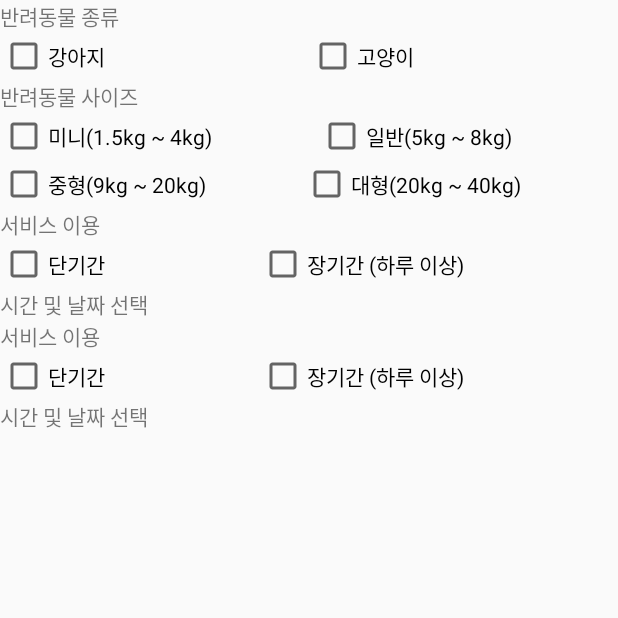
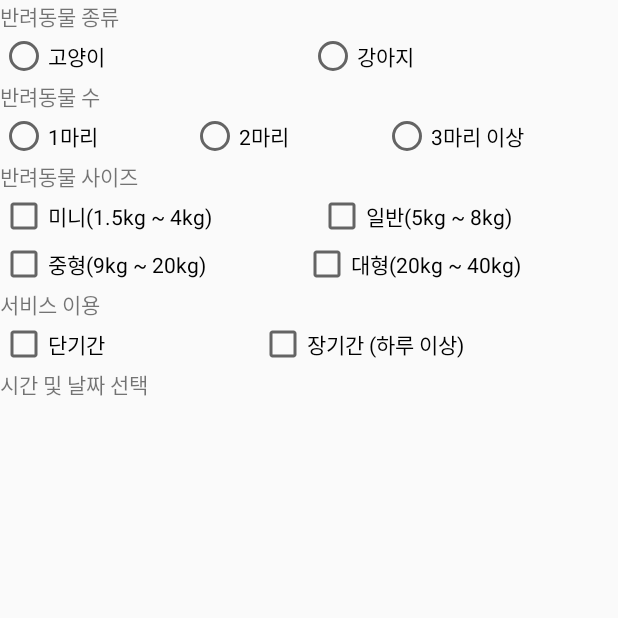
Before and after one commit to YuJeong03/IoT_Android_Project, an Android app: the fragment1_1 screen opened directly, with no data from a screen before it, on a phone screen of 412 x 824 dp, the top half of it. Run offline under Robolectric (Android 15) with nearby library versions, the phone set to English and light mode, and no system bars; 5 statements that could not run were skipped.

Commit message:
2020/05/17 commit!!

```diff
--- a/app/src/main/java/com/example/iot_android_project/fragment1_1.java
+++ b/app/src/main/java/com/example/iot_android_project/fragment1_1.java
@@ -3,6 +3,9 @@ package com.example.iot_android_project;
 import androidx.appcompat.app.AppCompatActivity;
 
 import android.os.Bundle;
+import android.view.View;
+import android.widget.CheckBox;
+import android.widget.LinearLayout;
 
 public class fragment1_1 extends AppCompatActivity {
 
@@ -10,5 +13,27 @@ public class fragment1_1 extends AppCompatActivity {
     protected void onCreate(Bundle savedInstanceState) {
         super.onCreate(savedInstanceState);
         setContentView(R.layout.activity_fragment1_1);
+
+        CheckBox ch1 = (CheckBox)findViewById(R.id.checkBox1);
+        CheckBox ch2 = (CheckBox)findViewById(R.id.checkBox2);
+        CheckBox dog_ch1 = (CheckBox)findViewById(R.id.dogbox_1_2);
+        CheckBox dog_ch2 = (CheckBox)findViewById(R.id.dogbox_1_2);
+        CheckBox dog_ch3 = (CheckBox)findViewById(R.id.dogbox_3);
+        CheckBox dog_ch4 = (CheckBox)findViewById(R.id.dogbox_4);
+        CheckBox dog_ch5 = (CheckBox)findViewById(R.id.dogbox_5);
+        CheckBox dog_ch6 = (CheckBox)findViewById(R.id.dogbox_6);
+        CheckBox cat_ch1 = (CheckBox)findViewById(R.id.catbox_1);
+        CheckBox cat_ch2 = (CheckBox)findViewById(R.id.catbox_2);
+
+        LinearLayout dog = (LinearLayout)findViewById(R.id.dog);
+        LinearLayout cat = (LinearLayout)findViewById(R.id.cat);
+
+        if(ch1.setChecked(true)){
+            cat.setVisibility(View.GONE);
+        }
+        else if(ch2.isChecked()==true){
+            cat.setVisibility(View.VISIBLE);
+            dog.setVisibility(View.GONE);
+        }
     }
 }
--- a/app/src/main/res/layout/activity_fragment1_1.xml
+++ b/app/src/main/res/layout/activity_fragment1_1.xml
@@ -19,19 +19,27 @@
             android:layout_height="wrap_content"
             android:orientation="horizontal">
 
-            <CheckBox
-                android:id="@+id/checkBox1"
-                android:layout_width="wrap_content"
-                android:layout_height="wrap_content"
+            <RadioGroup
+                android:layout_width="match_parent"
+                android:layout_height="match_parent"
                 android:layout_weight="1"
-                android:text="강아지" />
+                android:orientation="horizontal">
 
-            <CheckBox
-                android:id="@+id/checkBox2"
-                android:layout_width="wrap_content"
-                android:layout_height="wrap_content"
-                android:layout_weight="1"
-                android:text="고양이" />
+                <RadioButton
+                    android:id="@+id/checkBox2"
+                    android:layout_width="wrap_content"
+                    android:layout_height="wrap_content"
+                    android:layout_weight="1"
+                    android:text="고양이" />
+
+                <RadioButton
+                    android:id="@+id/checkBox1"
+                    android:layout_width="wrap_content"
+                    android:layout_height="wrap_content"
+                    android:layout_weight="1"
+                    android:text="강아지" />
+            </RadioGroup>
+
         </LinearLayout>
     </LinearLayout>
 
@@ -39,7 +47,56 @@
         android:id="@+id/dog"
         android:layout_width="match_parent"
         android:layout_height="wrap_content"
-        android:orientation="vertical">
+        android:orientation="vertical"
+        android:visibility="visible">
+
+        <LinearLayout
+            android:layout_width="match_parent"
+            android:layout_height="match_parent"
+            android:orientation="vertical">
+
+            <TextView
+                android:layout_width="match_parent"
+                android:layout_height="wrap_content"
+                android:text="반려동물 수" />
+
+            <LinearLayout
+                android:layout_width="match_parent"
+                android:layout_height="wrap_content"
+                android:orientation="horizontal">
+
+                <RadioGroup
+                    android:layout_width="match_parent"
+                    android:layout_height="match_parent"
+                    android:layout_weight="1"
+                    android:orientation="horizontal">
+
+                    <RadioButton
+                        android:id="@+id/dogbox_1_1"
+                        android:layout_width="wrap_content"
+                        android:layout_height="wrap_content"
+                        android:layout_weight="1"
+                        android:text="1마리" />
+
+                    <RadioButton
+                        android:id="@+id/dogbox_1_2"
+                        android:layout_width="wrap_content"
+                        android:layout_height="wrap_content"
+                        android:layout_weight="1"
+                        android:text="2마리" />
+
+                    <RadioButton
+                        android:id="@+id/dogbox_1_3"
+                        android:layout_width="wrap_content"
+                        android:layout_height="wrap_content"
+                        android:layout_weight="1"
+                        android:text="3마리 이상" />
+
+                </RadioGroup>
+
+            </LinearLayout>
+
+        </LinearLayout>
 
         <LinearLayout
             android:layout_width="match_parent"
@@ -57,14 +114,14 @@
                 android:orientation="horizontal">
 
                 <CheckBox
-                    android:id="@+id/dogbox_1"
+                    android:id="@+id/dogbox_3"
                     android:layout_width="wrap_content"
                     android:layout_height="wrap_content"
                     android:layout_weight="1"
                     android:text="미니(1.5kg ~ 4kg)" />
 
                 <CheckBox
-                    android:id="@+id/dogbox_2"
+                    android:id="@+id/dogbox_4"
                     android:layout_width="wrap_content"
                     android:layout_height="wrap_content"
                     android:layout_weight="1"
@@ -79,14 +136,14 @@
                 android:orientation="horizontal">
 
                 <CheckBox
-                    android:id="@+id/dogbox_3"
+                    android:id="@+id/dogbox_5"
                     android:layout_width="wrap_content"
                     android:layout_height="wrap_content"
                     android:layout_weight="1"
                     android:text="중형(9kg ~ 20kg)" />
 
                 <CheckBox
-                    android:id="@+id/dogbox_4"
+                    android:id="@+id/dogbox_6"
                     android:layout_width="wrap_content"
                     android:layout_height="wrap_content"
                     android:layout_weight="1"
@@ -111,14 +168,14 @@
                 android:orientation="horizontal">
 
                 <CheckBox
-                    android:id="@+id/dogbox_5"
+                    android:id="@+id/dogbox_7"
                     android:layout_width="wrap_content"
                     android:layout_height="wrap_content"
                     android:layout_weight="1"
                     android:text="단기간" />
 
                 <CheckBox
-                    android:id="@+id/dogbox_6"
+                    android:id="@+id/dogbox_8"
                     android:layout_width="wrap_content"
                     android:layout_height="wrap_content"
                     android:layout_weight="1"
@@ -150,7 +207,8 @@
         android:id="@+id/cat"
         android:layout_width="match_parent"
         android:layout_height="wrap_content"
-        android:orientation="vertical">
+        android:orientation="vertical"
+        android:visibility="gone">
 
         <LinearLayout
             android:layout_width="match_parent"
--- a/app/src/main/res/layout/activity_main.xml
+++ b/app/src/main/res/layout/activity_main.xml
@@ -39,6 +39,7 @@
                         android:layout_marginRight="10dp"
                         android:background="#00FFFFFF"
                         app:srcCompat="@drawable/menu" />
+
                 </FrameLayout>
 
                 <TextView
@@ -68,7 +69,7 @@
                     android:layout_marginTop="5dp"
                     android:layout_marginRight="10dp"
                     android:layout_weight="1"
-                    android:background="#00FDC2A9"
+                    android:background="#00FFFFFF"
                     android:fontFamily="@font/binggrae"
                     android:gravity="left|center_vertical"
                     android:paddingLeft="5dp"
```
Also changed, not shown: app/src/main/java/com/example/iot_android_project/Fragment1.java (+16 -1 lines), app/src/main/java/com/example/iot_android_project/MainActivity.java (+15 -23 lines), app/src/main/res/layout/fragment1.xml (+17 -12 lines), app/src/main/res/layout/navi_header.xml (+7 -7 lines), app/src/main/res/menu/navi_menu.xml (+7 -7 lines), app/src/main/res/drawable-v24/networking.png (deleted).
